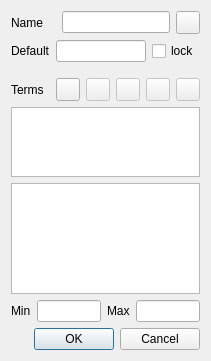
Above: qtfuzzylite/ui/Variable.ui from fuzzylite/fuzzylite before the change. Below: the same form after it.
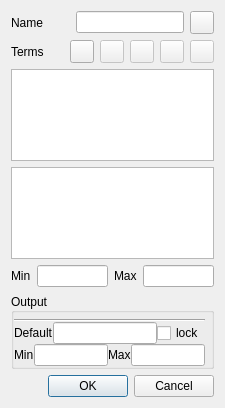
That is the form after the change. Icons and pictures are not drawn. Custom widgets are drawn as their Qt base class.

The edit to the form file:
```diff
--- a/qtfuzzylite/ui/Variable.ui
+++ b/qtfuzzylite/ui/Variable.ui
@@ -9,8 +9,8 @@
    <rect>
     <x>0</x>
     <y>0</y>
-    <width>211</width>
-    <height>361</height>
+    <width>225</width>
+    <height>408</height>
    </rect>
   </property>
   <property name="sizePolicy">
@@ -19,18 +19,6 @@
     <verstretch>0</verstretch>
    </sizepolicy>
   </property>
-  <property name="minimumSize">
-   <size>
-    <width>211</width>
-    <height>361</height>
-   </size>
-  </property>
-  <property name="maximumSize">
-   <size>
-    <width>211</width>
-    <height>361</height>
-   </size>
-  </property>
   <property name="windowTitle">
    <string>Variable</string>
   </property>
@@ -72,46 +60,6 @@
        </item>
       </layout>
      </item>
-     <item>
-      <layout class="QHBoxLayout" name="horizontalLayout_4">
-       <property name="bottomMargin">
-        <number>10</number>
-       </property>
-       <item>
-        <widget class="QLabel" name="lbl_default">
-         <property name="enabled">
-          <bool>true</bool>
-         </property>
-         <property name="text">
-          <string>Default</string>
-         </property>
-        </widget>
-       </item>
-       <item>
-        <widget class="QLineEdit" name="led_default">
-         <property name="enabled">
-          <bool>true</bool>
-         </property>
-         <property name="sizePolicy">
-          <sizepolicy hsizetype="Preferred" vsizetype="Fixed">
-           <horstretch>0</horstretch>
-           <verstretch>0</verstretch>
-          </sizepolicy>
-         </property>
-        </widget>
-       </item>
-       <item>
-        <widget class="QCheckBox" name="chx_lock">
-         <property name="enabled">
-          <bool>true</bool>
-         </property>
-         <property name="text">
-          <string>lock</string>
-         </property>
-        </widget>
-       </item>
-      </layout>
-     </item>
      <item>
       <layout class="QHBoxLayout" name="horizontalLayout_2">
        <item>
@@ -192,49 +140,19 @@
      </item>
      <item>
       <widget class="QListWidget" name="lvw_terms">
-       <property name="sizePolicy">
-        <sizepolicy hsizetype="Preferred" vsizetype="Preferred">
-         <horstretch>0</horstretch>
-         <verstretch>0</verstretch>
-        </sizepolicy>
-       </property>
-       <property name="maximumSize">
-        <size>
-         <width>16777215</width>
-         <height>100</height>
-        </size>
-       </property>
-       <property name="focusPolicy">
-        <enum>Qt::StrongFocus</enum>
-       </property>
-       <property name="alternatingRowColors">
-        <bool>false</bool>
+       <property name="autoScrollMargin">
+        <number>0</number>
        </property>
        <property name="selectionMode">
         <enum>QAbstractItemView::ExtendedSelection</enum>
        </property>
        <property name="selectionBehavior">
-        <enum>QAbstractItemView::SelectItems</enum>
-       </property>
-       <property name="resizeMode">
-        <enum>QListView::Adjust</enum>
-       </property>
-       <property name="viewMode">
-        <enum>QListView::ListMode</enum>
-       </property>
-       <property name="selectionRectVisible">
-        <bool>true</bool>
+        <enum>QAbstractItemView::SelectRows</enum>
        </property>
       </widget>
      </item>
      <item>
       <widget class="fl::qt::Canvas" name="canvas">
-       <property name="sizePolicy">
-        <sizepolicy hsizetype="Preferred" vsizetype="Preferred">
-         <horstretch>0</horstretch>
-         <verstretch>0</verstretch>
-        </sizepolicy>
-       </property>
        <property name="verticalScrollBarPolicy">
         <enum>Qt::ScrollBarAlwaysOff</enum>
        </property>
@@ -256,13 +174,7 @@
         </widget>
        </item>
        <item>
-        <widget class="QLineEdit" name="led_lvar_min">
-         <property name="sizePolicy">
-          <sizepolicy hsizetype="Preferred" vsizetype="Fixed">
-           <horstretch>0</horstretch>
-           <verstretch>0</verstretch>
-          </sizepolicy>
-         </property>
+        <widget class="QLineEdit" name="led_min">
          <property name="alignment">
           <set>Qt::AlignCenter</set>
          </property>
@@ -279,13 +191,7 @@
         </widget>
        </item>
        <item>
-        <widget class="QLineEdit" name="led_lvar_max">
-         <property name="sizePolicy">
-          <sizepolicy hsizetype="Preferred" vsizetype="Fixed">
-           <horstretch>0</horstretch>
-           <verstretch>0</verstretch>
-          </sizepolicy>
-         </property>
+        <widget class="QLineEdit" name="led_max">
          <property name="alignment">
           <set>Qt::AlignCenter</set>
          </property>
@@ -296,6 +202,124 @@
        </item>
       </layout>
      </item>
+     <item>
+      <widget class="QGroupBox" name="gbx_output">
+       <property name="styleSheet">
+        <string notr="true"/>
+       </property>
+       <property name="title">
+        <string>Output</string>
+       </property>
+       <property name="alignment">
+        <set>Qt::AlignLeading|Qt::AlignLeft|Qt::AlignVCenter</set>
+       </property>
+       <property name="checkable">
+        <bool>false</bool>
+       </property>
+       <layout class="QVBoxLayout" name="verticalLayout_2">
+        <property name="spacing">
+         <number>0</number>
+        </property>
+        <property name="leftMargin">
+         <number>0</number>
+        </property>
+        <property name="topMargin">
+         <number>6</number>
+        </property>
+        <property name="rightMargin">
+         <number>6</number>
+        </property>
+        <property name="bottomMargin">
+         <number>0</number>
+        </property>
+        <item>
+         <widget class="Line" name="line">
+          <property name="orientation">
+           <enum>Qt::Horizontal</enum>
+          </property>
+         </widget>
+        </item>
+        <item>
+         <layout class="QHBoxLayout" name="horizontalLayout_4">
+          <property name="bottomMargin">
+           <number>0</number>
+          </property>
+          <item>
+           <widget class="QLabel" name="lbl_default">
+            <property name="enabled">
+             <bool>true</bool>
+            </property>
+            <property name="text">
+             <string>Default</string>
+            </property>
+           </widget>
+          </item>
+          <item>
+           <widget class="QLineEdit" name="led_default">
+            <property name="enabled">
+             <bool>true</bool>
+            </property>
+            <property name="sizePolicy">
+             <sizepolicy hsizetype="Preferred" vsizetype="Fixed">
+              <horstretch>0</horstretch>
+              <verstretch>0</verstretch>
+             </sizepolicy>
+            </property>
+            <property name="text">
+             <string/>
+            </property>
+           </widget>
+          </item>
+          <item>
+           <widget class="QCheckBox" name="chx_lock">
+            <property name="enabled">
+             <bool>true</bool>
+            </property>
+            <property name="text">
+             <string>lock</string>
+            </property>
+           </widget>
+          </item>
+         </layout>
+        </item>
+        <item>
+         <layout class="QHBoxLayout" name="horizontalLayout_5">
+          <property name="topMargin">
+           <number>0</number>
+          </property>
+          <item>
+           <widget class="QLabel" name="lbl_min_range">
+            <property name="text">
+             <string>Min</string>
+            </property>
+           </widget>
+          </item>
+          <item>
+           <widget class="QLineEdit" name="led_min_range">
+            <property name="text">
+             <string/>
+            </property>
+           </widget>
+          </item>
+          <item>
+           <widget class="QLabel" name="lbl_max_range">
+            <property name="text">
+             <string>Max</string>
+            </property>
+           </widget>
+          </item>
+          <item>
+           <widget class="QLineEdit" name="led_max_range">
+            <property name="text">
+             <string/>
+            </property>
+           </widget>
+          </item>
+         </layout>
+        </item>
+       </layout>
+      </widget>
+     </item>
     </layout>
    </item>
    <item>
```
Left out of the diff: 3 changed lines with no effect on the pictures.
